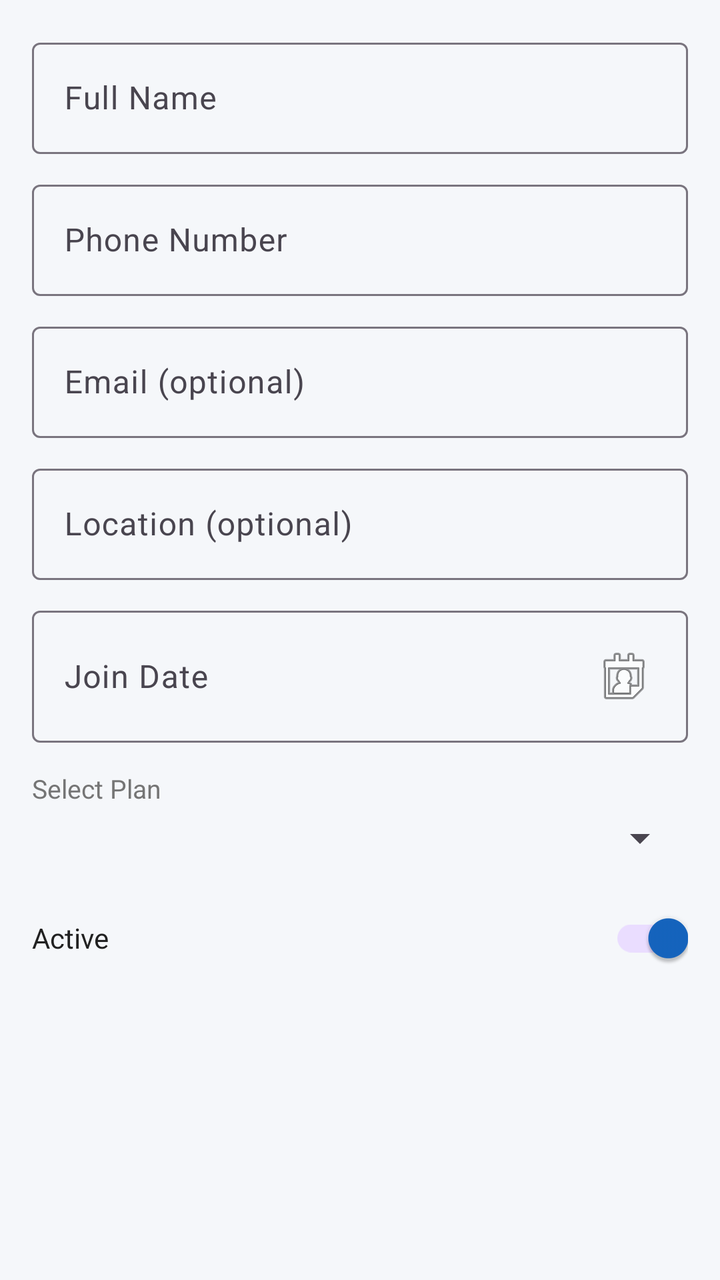
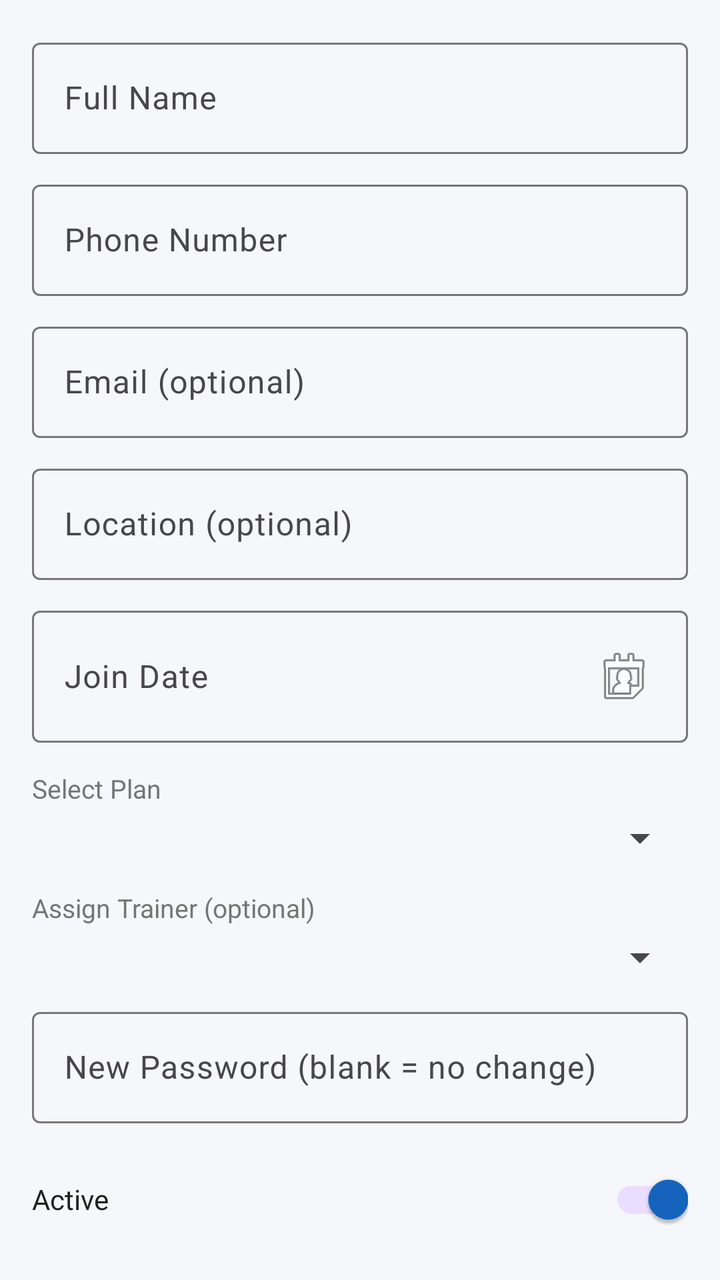

Screens rendered from an Android XML layout before and after an edit, with the pre-edit source and the edit as a unified diff.
<!-- AndroidManifest.xml: application theme Theme.GymManagement -->
<!-- res/layout/dialog_edit_member.xml -->
<?xml version="1.0" encoding="utf-8"?>

<ScrollView
    xmlns:android="http://schemas.android.com/apk/res/android"
    android:layout_width="match_parent"
    android:layout_height="wrap_content">

    <LinearLayout
        android:layout_width="match_parent"
        android:layout_height="wrap_content"
        android:orientation="vertical"
        android:padding="16dp">

        
        <com.google.android.material.textfield.TextInputLayout
            android:layout_width="match_parent"
            android:layout_height="wrap_content"
            android:hint="@string/hint_full_name"
            style="@style/Widget.Material3.TextInputLayout.OutlinedBox">
            <com.google.android.material.textfield.TextInputEditText
                android:id="@+id/etFullName"
                android:layout_width="match_parent"
                android:layout_height="wrap_content"
                android:inputType="textPersonName"
                android:imeOptions="actionNext" />
        </com.google.android.material.textfield.TextInputLayout>

        
        <com.google.android.material.textfield.TextInputLayout
            android:layout_width="match_parent"
            android:layout_height="wrap_content"
            android:layout_marginTop="10dp"
            android:hint="@string/hint_phone"
            style="@style/Widget.Material3.TextInputLayout.OutlinedBox">
            <com.google.android.material.textfield.TextInputEditText
                android:id="@+id/etPhone"
                android:layout_width="match_parent"
                android:layout_height="wrap_content"
                android:inputType="phone"
                android:imeOptions="actionNext" />
        </com.google.android.material.textfield.TextInputLayout>

        
        <com.google.android.material.textfield.TextInputLayout
            android:layout_width="match_parent"
            android:layout_height="wrap_content"
            android:layout_marginTop="10dp"
            android:hint="@string/hint_email"
            style="@style/Widget.Material3.TextInputLayout.OutlinedBox">
            <com.google.android.material.textfield.TextInputEditText
                android:id="@+id/etEmail"
                android:layout_width="match_parent"
                android:layout_height="wrap_content"
                android:inputType="textEmailAddress"
                android:imeOptions="actionNext" />
        </com.google.android.material.textfield.TextInputLayout>

        
        <com.google.android.material.textfield.TextInputLayout
            android:layout_width="match_parent"
            android:layout_height="wrap_content"
            android:layout_marginTop="10dp"
            android:hint="@string/hint_location"
            style="@style/Widget.Material3.TextInputLayout.OutlinedBox">
            <com.google.android.material.textfield.TextInputEditText
                android:id="@+id/etLocation"
                android:layout_width="match_parent"
                android:layout_height="wrap_content"
                android:inputType="textPostalAddress"
                android:imeOptions="actionNext" />
        </com.google.android.material.textfield.TextInputLayout>

        
        <com.google.android.material.textfield.TextInputLayout
            android:layout_width="match_parent"
            android:layout_height="wrap_content"
            android:layout_marginTop="10dp"
            android:hint="@string/hint_join_date"
            style="@style/Widget.Material3.TextInputLayout.OutlinedBox"
            android:focusable="false">
            <com.google.android.material.textfield.TextInputEditText
                android:id="@+id/etJoinDate"
                android:layout_width="match_parent"
                android:layout_height="wrap_content"
                android:focusable="false"
                android:clickable="true"
                android:cursorVisible="false"
                android:inputType="none"
                android:drawableEnd="@android:drawable/ic_menu_my_calendar" />
        </com.google.android.material.textfield.TextInputLayout>

        
        <TextView
            android:layout_width="wrap_content"
            android:layout_height="wrap_content"
            android:layout_marginTop="14dp"
            android:text="@string/label_select_plan"
            android:textColor="@color/text_secondary"
            android:textSize="13sp" />

        <Spinner
            android:id="@+id/spinnerPlan"
            android:layout_width="match_parent"
            android:layout_height="wrap_content"
            android:layout_marginTop="4dp" />

        
        <LinearLayout
            android:layout_width="match_parent"
            android:layout_height="wrap_content"
            android:layout_marginTop="14dp"
            android:gravity="center_vertical"
            android:orientation="horizontal">

            <TextView
                android:layout_width="0dp"
                android:layout_height="wrap_content"
                android:layout_weight="1"
                android:text="@string/label_active_switch"
                android:textColor="@color/text_primary" />

            <com.google.android.material.switchmaterial.SwitchMaterial
                android:id="@+id/switchActive"
                android:layout_width="wrap_content"
                android:layout_height="wrap_content"
                android:checked="true" />
        </LinearLayout>

    </LinearLayout>
</ScrollView>
<!-- resources referenced by this layout -->
<resources>
  <color name="text_primary">#212121</color>
  <color name="text_secondary">#757575</color>
  <string name="hint_email">Email (optional)</string>
  <string name="hint_full_name">Full Name</string>
  <string name="hint_join_date">Join Date</string>
  <string name="hint_location">Location (optional)</string>
  <string name="hint_phone">Phone Number</string>
  <string name="label_active_switch">Active</string>
  <string name="label_select_plan">Select Plan</string>
  <style name="Theme.GymManagement" parent="Theme.Material3.Light.NoActionBar">
          <item name="colorPrimary">@color/primary</item>
          <item name="colorPrimaryDark">@color/primary_dark</item>
          <item name="colorAccent">@color/accent</item>
          <item name="android:windowBackground">@color/surface</item>
      </style>
  <color name="primary">#1565C0</color>
  <color name="primary_dark">#003c8f</color>
  <color name="accent">#FF6F00</color>
  <color name="surface">#F5F7FA</color>
</resources>

<!-- the commit's change to res/layout/dialog_edit_member.xml (unified diff, before → after) -->
@@ -105,6 +105,36 @@
             android:layout_marginTop="4dp" />
 
         
+        <TextView
+            android:layout_width="wrap_content"
+            android:layout_height="wrap_content"
+            android:layout_marginTop="14dp"
+            android:text="Assign Trainer (optional)"
+            android:textColor="@color/text_secondary"
+            android:textSize="13sp" />
+
+        <Spinner
+            android:id="@+id/spinnerTrainer"
+            android:layout_width="match_parent"
+            android:layout_height="wrap_content"
+            android:layout_marginTop="4dp" />
+
+        
+        <com.google.android.material.textfield.TextInputLayout
+            android:layout_width="match_parent"
+            android:layout_height="wrap_content"
+            android:layout_marginTop="10dp"
+            android:hint="New Password (blank = no change)"
+            style="@style/Widget.Material3.TextInputLayout.OutlinedBox">
+            <com.google.android.material.textfield.TextInputEditText
+                android:id="@+id/etPassword"
+                android:layout_width="match_parent"
+                android:layout_height="wrap_content"
+                android:inputType="textPassword"
+                android:imeOptions="actionNext" />
+        </com.google.android.material.textfield.TextInputLayout>
+
+        
         <LinearLayout
             android:layout_width="match_parent"
             android:layout_height="wrap_content"
